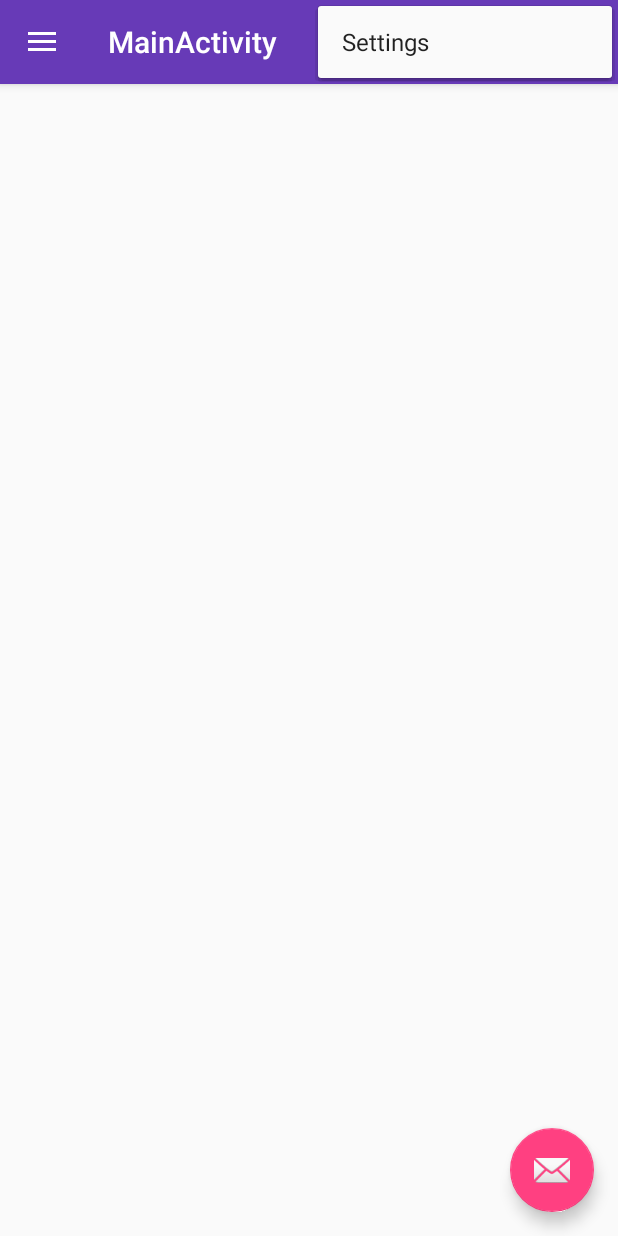
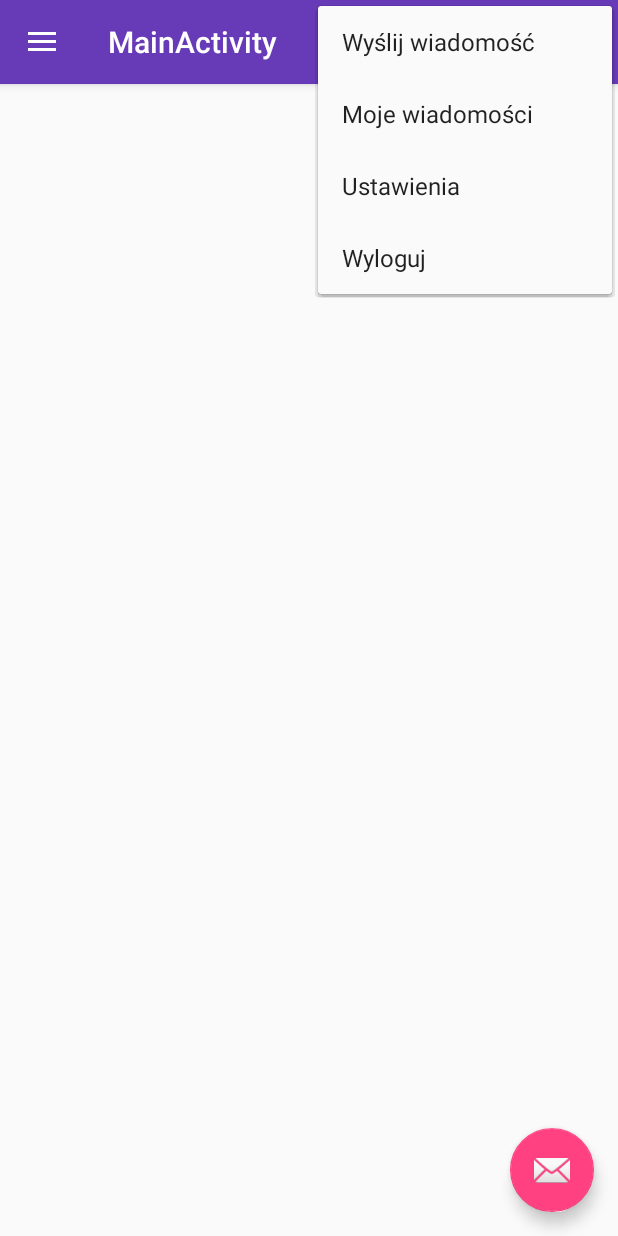
Before and after one commit to impresyjna/mkufunzi-android, an Android app: the screen it shows after launch (MainActivity), with the options menu open, on a phone screen of 412 x 824 dp. Run offline under Robolectric (Android 15) with nearby library versions, the phone set to English and light mode, and no system bars.

Commit message:
Right button menu

```diff
--- a/app/src/main/res/menu/main.xml
+++ b/app/src/main/res/menu/main.xml
@@ -2,8 +2,23 @@
 <menu xmlns:android="http://schemas.android.com/apk/res/android"
     xmlns:app="http://schemas.android.com/apk/res-auto">
     <item
+        android:id="@+id/action_send_message"
+        android:orderInCategory="100"
+        android:title="Wyślij wiadomość"
+        app:showAsAction="never" />
+    <item
+        android:id="@+id/action_my_messages"
+        android:orderInCategory="100"
+        android:title="Moje wiadomości"
+        app:showAsAction="never" />
+    <item
         android:id="@+id/action_settings"
         android:orderInCategory="100"
-        android:title="@string/action_settings"
+        android:title="Ustawienia"
+        app:showAsAction="never" />
+    <item
+        android:id="@+id/action_logout"
+        android:orderInCategory="100"
+        android:title="Wyloguj"
         app:showAsAction="never" />
 </menu>
```
